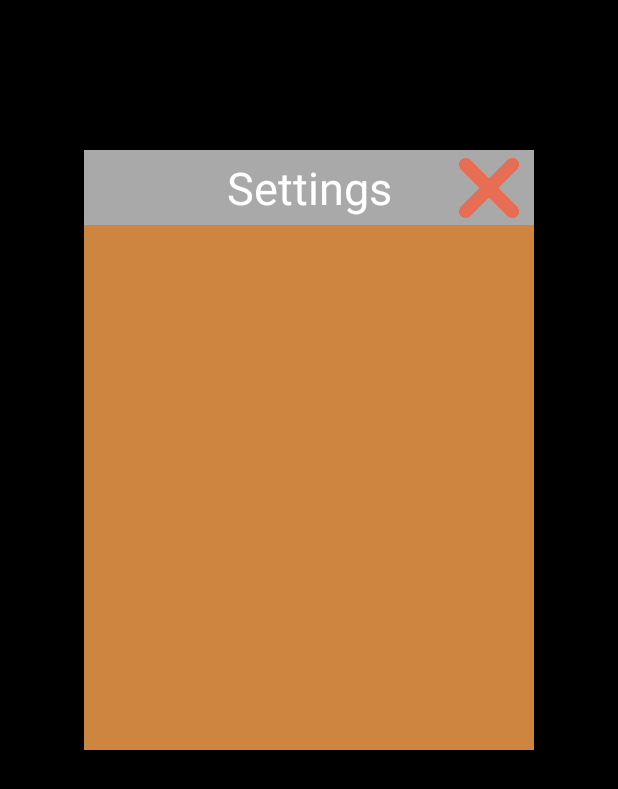
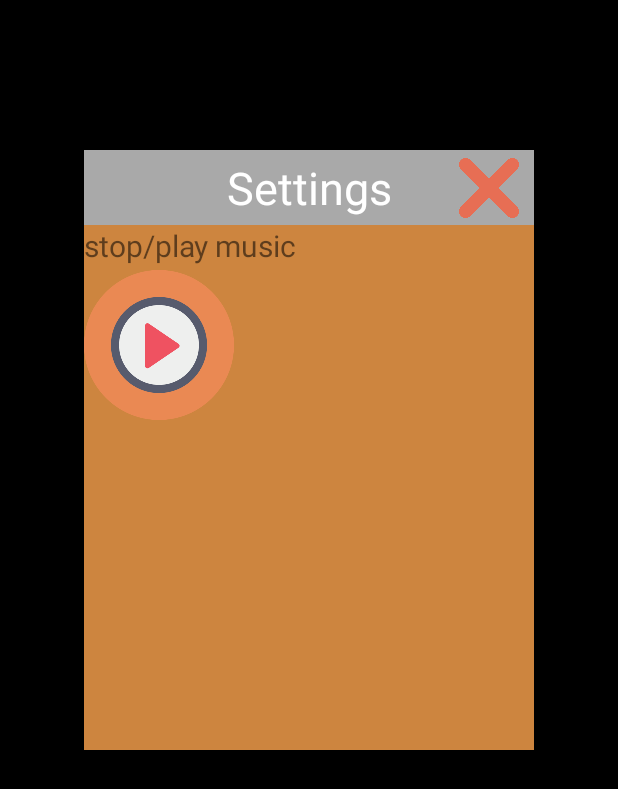
Before and after one commit to EladAbramov/memory-cards-game, an Android app: the layout activity_settings.xml on its own in the app's theme, with its tools: preview values and no code run, on a phone screen of 412 x 824 dp. Shown: the top 789 px of the screen. Run offline under Robolectric (Android 15) with nearby library versions, the light colour scheme and no system bars.

Commit message:
new updates

```diff
--- a/app/build.gradle
+++ b/app/build.gradle
@@ -8,6 +8,7 @@
         minSdkVersion 21
         targetSdkVersion 28
         versionCode 1
+
         versionName "1.0"
         testInstrumentationRunner "android.support.test.runner.AndroidJUnitRunner"
     }
--- a/app/src/main/AndroidManifest.xml
+++ b/app/src/main/AndroidManifest.xml
@@ -9,7 +9,11 @@
         android:roundIcon="@mipmap/ic_launcher_round"
         android:supportsRtl="true"
         android:theme="@style/AppTheme">
-        <activity android:name=".Card"></activity>
+
+        <activity android:name=".Card_Activity" />
+        <activity
+            android:name=".Settings"
+            android:theme="@style/AppTheme.NoActionBar"/>
         <activity
             android:name=".Popup"
             android:theme="@style/AppTheme.CustomPopup" />
--- a/app/src/main/java/com/example/memorygame/Start.java
+++ b/app/src/main/java/com/example/memorygame/Start.java
@@ -2,6 +2,7 @@
 
 import android.content.Context;
 import android.content.Intent;
+import android.media.MediaPlayer;
 import android.os.Bundle;
 
 import com.google.android.material.floatingactionbutton.FloatingActionButton;
@@ -10,6 +11,7 @@
 import androidx.appcompat.app.AppCompatActivity;
 import androidx.appcompat.widget.Toolbar;
 
+import android.provider.Settings;
 import android.view.Gravity;
 import android.view.View;
 import android.widget.Button;
--- a/app/src/main/res/layout/activity_settings.xml
+++ b/app/src/main/res/layout/activity_settings.xml
@@ -45,9 +45,25 @@
                 android:layout_width="40dp"
                 android:layout_height="40dp"
                 android:layout_marginTop="5dp"
-                android:layout_marginLeft="250dp"
+                android:layout_marginStart="250dp"
                 android:background="@drawable/clear">
             </ImageButton>
+        </RelativeLayout>
+        <RelativeLayout
+            android:layout_width="wrap_content"
+            android:layout_height="wrap_content">
+            <TextView
+                android:layout_width="wrap_content"
+                android:layout_height="wrap_content"
+                android:textSize="20dp"
+                android:text="stop/play music" />
+            <ImageButton
+                android:id="@+id/playMusic"
+                android:layout_width="100dp"
+                android:layout_marginTop="30dp"
+                android:layout_height="100dp"
+                android:background="@drawable/play_button"
+                android:contentDescription="TODO" />
         </RelativeLayout>
 
     </LinearLayout>
--- a/app/src/main/res/values/strings.xml
+++ b/app/src/main/res/values/strings.xml
@@ -1,6 +1,6 @@
 <resources>
     <string name="app_name">Memory Game</string>
-    <string name="title_activity_start">Start</string>
+    <string name="title_activity_start">Memory Game</string>
 
     <!-- TODO: Remove or change this placeholder text -->
     <string name="hello_blank_fragment">Hello blank fragment</string>
```
Also changed, not shown: app/src/main/java/com/example/memorygame/Game.java (+37 -13 lines), app/src/main/java/com/example/memorygame/MusicService.java (added, +22 -0 lines), app/src/main/java/com/example/memorygame/RecyclerViewAdapter.java (+14 -3 lines), app/src/main/java/com/example/memorygame/Settings.java (+39 -1 lines), app/src/main/res/layout/activity_game.xml (+23 -3 lines), app/src/main/res/drawable-v24/check_box.png (added), app/src/main/res/drawable-v24/restart.png (added), app/src/main/res/drawable-v24/settings.png (added), app/src/main/res/drawable-v24/stop.png (added), app/src/main/res/drawable/play_button.png (added), 1 other file.
